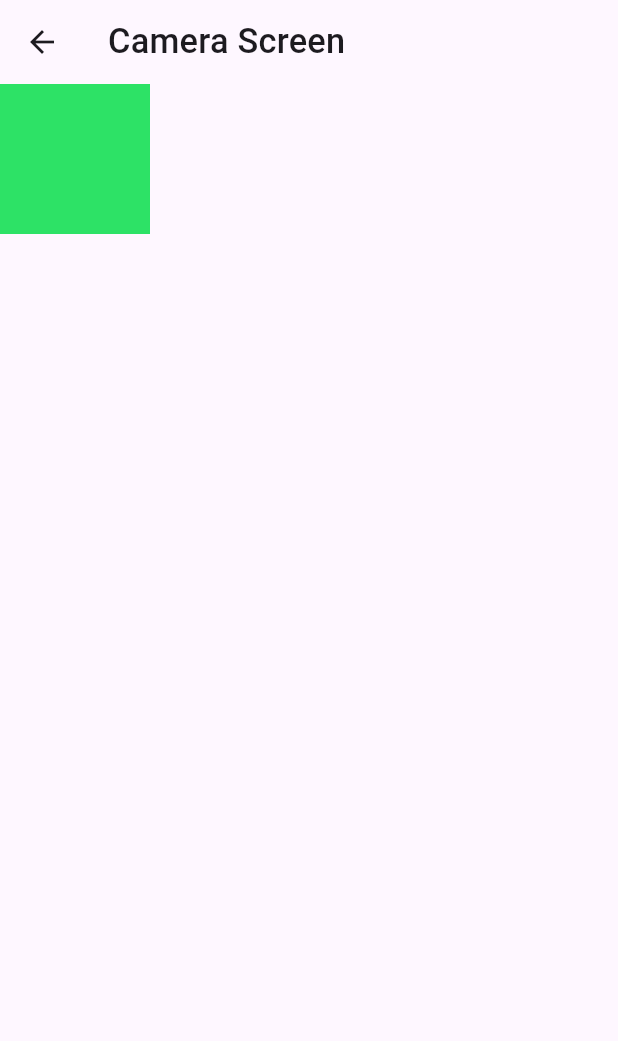
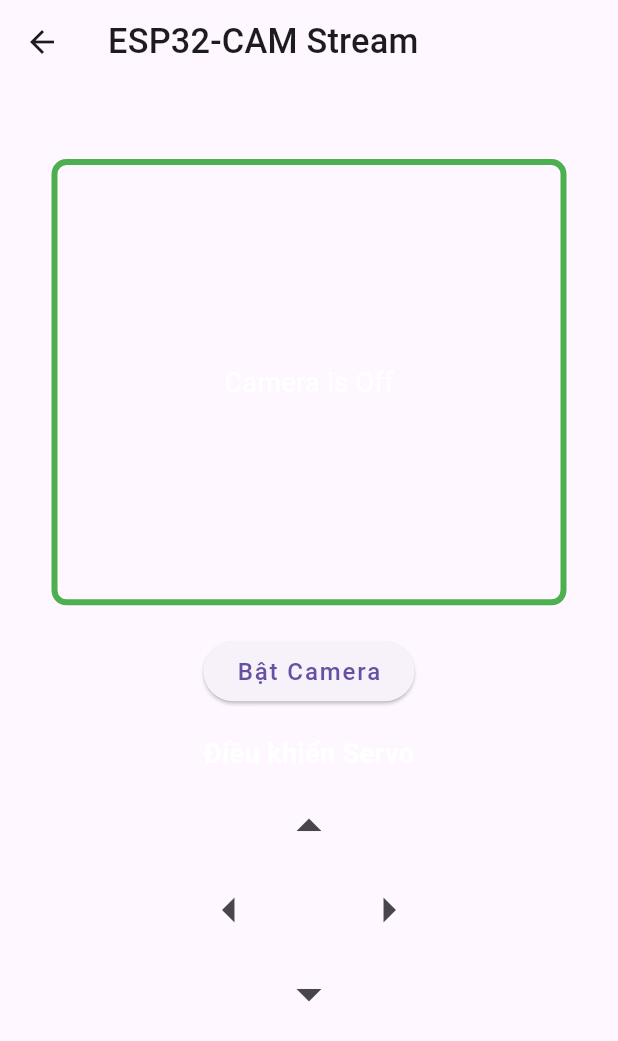
Before and after one commit to Lehuuan1006/sentinals, a Flutter app: the CameraScreen screen opened directly, on a phone screen of 412 x 824 dp. Shown: the top 1041 px of the screen. Run offline on Flutter 3.47's test engine with Material 3 defaults, Android fonts, the phone set to English and light mode, and no system bars; our stand-ins replace animated_bottom_navigation_bar, awesome_dialog, bloc, carousel_slider, cloud_firestore, cloud_functions and 20 more; missing offline and left inert: dart:ffi; accounts and stored records are empty; project files that could hold a hidden picture were left out.

Commit message:
add esp32cam + servo controll

```diff
--- a/lib/screens/camera.dart
+++ b/lib/screens/camera.dart
@@ -1,4 +1,7 @@
 import 'package:flutter/material.dart';
+import 'package:webview_flutter/webview_flutter.dart';
+import 'package:flutter_screenutil/flutter_screenutil.dart';
+import 'package:firebase_database/firebase_database.dart';
 
 class CameraScreen extends StatefulWidget {
   const CameraScreen({super.key});
@@ -8,17 +11,115 @@ class CameraScreen extends StatefulWidget {
 }
 
 class _CameraScreenState extends State<CameraScreen> {
+  bool _isCameraVisible = false;
+  late WebViewController _controller;
+  int _servo1Angle = 90;
+  int _servo2Angle = 90;
+
+  final DatabaseReference _database = FirebaseDatabase.instance.ref();
+
+  @override
+  void initState() {
+    super.initState();
+    _controller = WebViewController()
+      ..setJavaScriptMode(JavaScriptMode.unrestricted)
+      ..loadRequest(Uri.parse('http://192.168.1.150:81/stream'));
+  }
+
+  void _updateServoValue(String servoPath, int angle) {
+    _database.child('devices/$servoPath').set(angle);
+  }
+  void _adjustServo1(int change) {
+    setState(() {
+      _servo1Angle = (_servo1Angle + change).clamp(0, 180).toInt();
+    });
+    _updateServoValue("servo1", _servo1Angle);
+  }
+  void _adjustServo2(int change) {
+    setState(() {
+      _servo2Angle = (_servo2Angle + change).clamp(0, 180).toInt();
+    });
+    _updateServoValue("servo2", _servo2Angle);
+  }
+
   @override
   Widget build(BuildContext context) {
     return Scaffold(
-        appBar: AppBar(
-          title: const Text('Camera Screen'),
-        ),
-        body: SafeArea(
+      appBar: AppBar(
+        title: const Text('ESP32-CAM Stream'),
+      ),
+      body: Column(
+        children: [
+          const SizedBox(height: 50),
+          Center(
             child: Container(
-          height: 100,
-          width: 100,
-          color: const Color.fromARGB(255, 45, 226, 102)
-        )));
+              width: 300.w,
+              height: 260.w,
+              decoration: BoxDecoration(
+                border: Border.all(color: Colors.green, width: 4),
+                borderRadius: BorderRadius.circular(10),
+              ),
+              child: _isCameraVisible
+                  ? WebViewWidget(controller: _controller)
+                  : const Center(
+                      child: Text(
+                        'Camera is Off',
+                        style: TextStyle(fontSize: 18),
+                      ),
+                    ),
+            ),
+          ),
+          const SizedBox(height: 20),
+          ElevatedButton(
+            onPressed: () {
+              setState(() {
+                _isCameraVisible = !_isCameraVisible;
+              });
+            },
+            child: Text(_isCameraVisible ? 'Tắt Camera' : 'Bật Camera'),
+          ),
+          const SizedBox(height: 20),
+
+          // Điều khiển Servo
+          Column(
+            children: [
+              const Text(
+                "Điều khiển Servo",
+                style: TextStyle(fontSize: 18, fontWeight: FontWeight.bold),
+              ),
+              const SizedBox(height: 10),
+
+              // Điều khiển lên
+              IconButton(
+                icon: const Icon(Icons.arrow_drop_up, size: 40),
+                onPressed: () => _adjustServo2(-10),
+              ),
+
+              // Điều khiển trái - phải
+              Row(
+                mainAxisAlignment: MainAxisAlignment.center,
+                children: [
+                  IconButton(
+                    icon: const Icon(Icons.arrow_left, size: 40),
+                    onPressed: () => _adjustServo1(10),
+                  ),
+                  const SizedBox(width: 50),
+                  IconButton(
+                    icon: const Icon(Icons.arrow_right, size: 40),
+                    onPressed: () => _adjustServo1(-10),
+                  ),
+                ],
+              ),
+
+              // Điều khiển xuống
+              IconButton(
+                icon: const Icon(Icons.arrow_drop_down, size: 40),
+                onPressed: () => _adjustServo2(10),
+              ),
+            ],
+          ),
+        ],
+      ),
+    );
   }
 }
```
Also changed, not shown: 1 other file.
